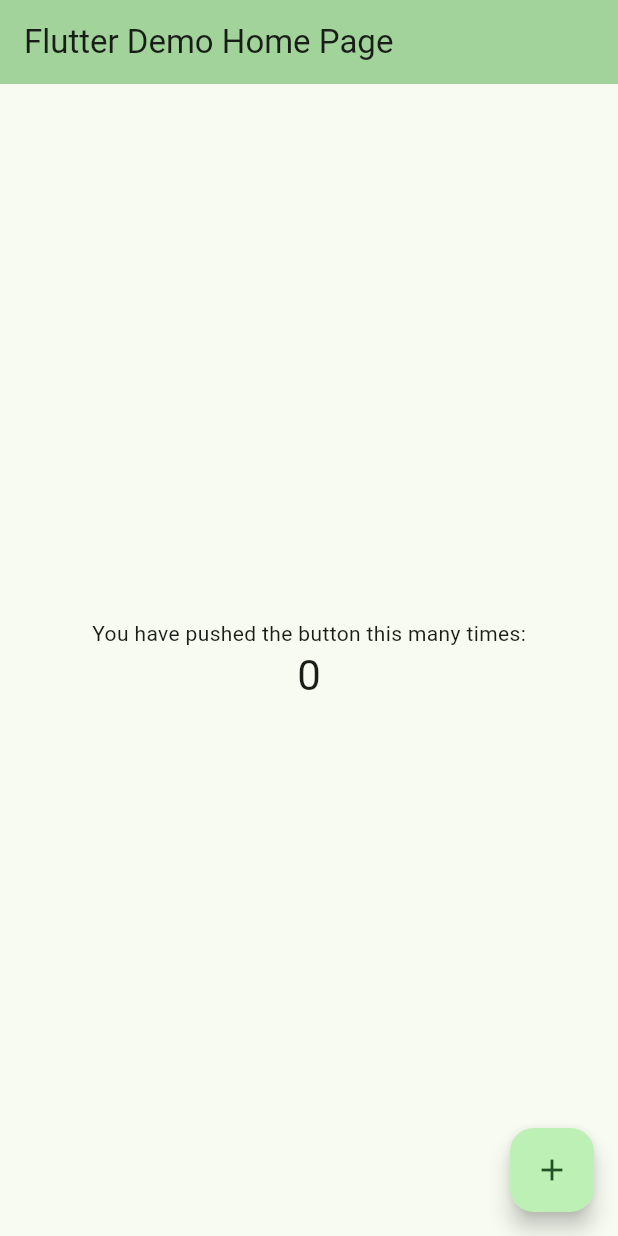
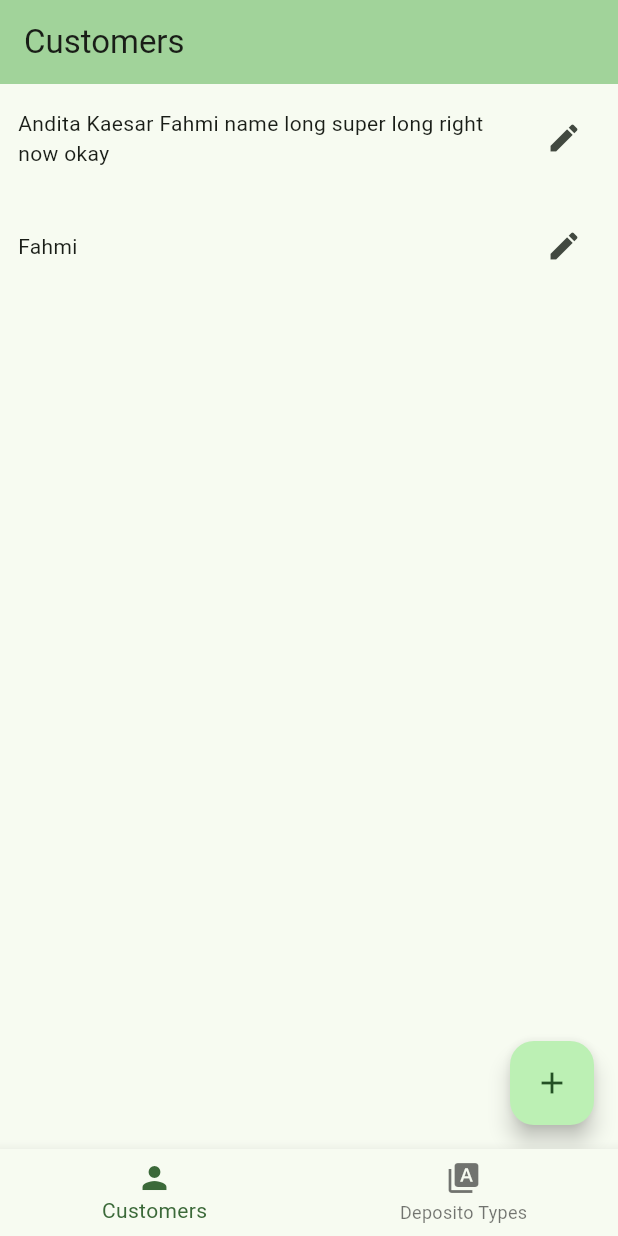
Before and after one commit to anditakaesar/bank-saving-app, a Flutter app: the screen it shows after launch, on a phone screen of 412 x 824 dp. Run offline on Flutter 3.47's test engine with Material 3 defaults, Android fonts, the phone set to English and light mode, and no system bars.

Commit message:
feat: add customers and deposito types pages

```diff
--- a/lib/main.dart
+++ b/lib/main.dart
@@ -6,117 +6,141 @@ void main() {
 
 class MyApp extends StatelessWidget {
   const MyApp({super.key});
+  static const _mainTitle = 'Bank Saving System';
 
-  // This widget is the root of your application.
   @override
   Widget build(BuildContext context) {
     return MaterialApp(
-      title: 'Bank Saving System',
+      title: _mainTitle,
       theme: ThemeData(
-        // This is the theme of your application.
-        //
-        // TRY THIS: Try running your application with "flutter run". You'll see
-        // the application has a purple toolbar. Then, without quitting the app,
-        // try changing the seedColor in the colorScheme below to Colors.green
-        // and then invoke "hot reload" (save your changes or press the "hot
-        // reload" button in a Flutter-supported IDE, or press "r" if you used
-        // the command line to start the app).
-        //
-        // Notice that the counter didn't reset back to zero; the application
-        // state is not lost during the reload. To reset the state, use hot
-        // restart instead.
-        //
-        // This works for code too, not just values: Most code changes can be
-        // tested with just a hot reload.
         colorScheme: ColorScheme.fromSeed(seedColor: Colors.green),
       ),
-      home: const MyHomePage(title: 'Flutter Demo Home Page'),
+      home: const HomePage(title: 'Customers'),
     );
   }
 }
 
-class MyHomePage extends StatefulWidget {
-  const MyHomePage({super.key, required this.title});
-
-  // This widget is the home page of your application. It is stateful, meaning
-  // that it has a State object (defined below) that contains fields that affect
-  // how it looks.
-
-  // This class is the configuration for the state. It holds the values (in this
-  // case the title) provided by the parent (in this case the App widget) and
-  // used by the build method of the State. Fields in a Widget subclass are
-  // always marked "final".
-
+class HomePage extends StatefulWidget {
+  const HomePage({super.key, required this.title});
   final String title;
 
   @override
-  State<MyHomePage> createState() => _MyHomePageState();
+  State<HomePage> createState() => _HomePageState();
 }
 
-class _MyHomePageState extends State<MyHomePage> {
-  int _counter = 0;
+class _HomePageState extends State<HomePage> {
+  int _currentIndex = 0;
 
-  void _incrementCounter() {
+  static final List<Widget> _pageOptions = <Widget>[
+    CustomerPage(),
+    DepositTypePage(),
+  ];
+
+  void _onTapMenu(int newIndex) {
     setState(() {
-      // This call to setState tells the Flutter framework that something has
-      // changed in this State, which causes it to rerun the build method below
-      // so that the display can reflect the updated values. If we changed
-      // _counter without calling setState(), then the build method would not be
-      // called again, and so nothing would appear to happen.
-      _counter++;
+      _currentIndex = newIndex;
     });
   }
 
   @override
   Widget build(BuildContext context) {
-    // This method is rerun every time setState is called, for instance as done
-    // by the _incrementCounter method above.
-    //
-    // The Flutter framework has been optimized to make rerunning build methods
-    // fast, so that you can just rebuild anything that needs updating rather
-    // than having to individually change instances of widgets.
+    return Scaffold(
+      bottomNavigationBar: BottomNavigationBar(
+        items: const <BottomNavigationBarItem>[
+          BottomNavigationBarItem(icon: Icon(Icons.person), label: 'Customers'),
+          BottomNavigationBarItem(icon: Icon(Icons.type_specimen), label: 'Deposito Types'),
+        ],
+        currentIndex: _currentIndex,
+        selectedItemColor: Theme.of(context).colorScheme.primary,
+        onTap: _onTapMenu,
+      ),
+
+      body: _pageOptions[_currentIndex]
+    );
+  }
+}
+
+class CustomerPage extends StatelessWidget {
+  CustomerPage({super.key});
+
+  final List<String> _listCustomer = [
+    'Andita Kaesar Fahmi name long super long right now okay',
+    'Fahmi'
+  ];
+
+  @override
+  Widget build(BuildContext context) {
     return Scaffold(
       appBar: AppBar(
-        // TRY THIS: Try changing the color here to a specific color (to
-        // Colors.amber, perhaps?) and trigger a hot reload to see the AppBar
-        // change color while the other colors stay the same.
         backgroundColor: Theme.of(context).colorScheme.inversePrimary,
-        // Here we take the value from the MyHomePage object that was created by
-        // the App.build method, and use it to set our appbar title.
-        title: Text(widget.title),
+        title: Text('Customers'),
       ),
-      body: Center(
-        // Center is a layout widget. It takes a single child and positions it
-        // in the middle of the parent.
-        child: Column(
-          // Column is also a layout widget. It takes a list of children and
-          // arranges them vertically. By default, it sizes itself to fit its
-          // children horizontally, and tries to be as tall as its parent.
-          //
-          // Column has various properties to control how it sizes itself and
-          // how it positions its children. Here we use mainAxisAlignment to
-          // center the children vertically; the main axis here is the vertical
-          // axis because Columns are vertical (the cross axis would be
-          // horizontal).
-          //
-          // TRY THIS: Invoke "debug painting" (choose the "Toggle Debug Paint"
-          // action in the IDE, or press "p" in the console), to see the
-          // wireframe for each widget.
-          mainAxisAlignment: MainAxisAlignment.center,
-          children: <Widget>[
-            const Text('You have pushed the button this many times:'),
-            Text(
-              '$_counter',
-              style: Theme.of(context).textTheme.headlineMedium,
+
+      floatingActionButton: FloatingActionButton(
+        onPressed: (){},
+        child: const Icon(Icons.add),
       ),
+
+      body: ListView(
+        children: _listCustomer.map((name) {
+          return InkWell(
+            onTap: () {},
+            child: Container(
+              padding: EdgeInsets.all(12.0),
+              child: Row(
+                mainAxisAlignment: MainAxisAlignment.spaceBetween,
+                children: [
+                  Expanded(child: Text(name)),
+                  IconButton(onPressed: (){}, icon: Icon(Icons.edit))
                 ],
               ),
             ),
-      floatingActionButton: FloatingActionButton(
-        onPressed: _incrementCounter,
-        tooltip: 'Increment',
-        child: const Icon(Icons.add),
-      ), // This trailing comma makes auto-formatting nicer for build methods.
+          );
+        }).toList(),
+      ),
     );
   }
 }
+
+class DepositTypePage extends StatelessWidget {
+  DepositTypePage({super.key});
+
+  final List<String> _listDeposito = [
+    'Bronze 3% p.a.',
+    'Silver 5% p.a.',
+    'Gold 7% p.a.'
+  ];
+
+  @override
+  Widget build(BuildContext context) {
+    return Scaffold(
+      appBar: AppBar(
+        backgroundColor: Theme.of(context).colorScheme.inversePrimary,
+        title: Text('Deposito Types'),
+      ),
+
+      floatingActionButton: FloatingActionButton(
+        onPressed: (){},
+        child: const Icon(Icons.add),
+      ),
+
+      body: ListView(
+        children: _listDeposito.map((name) {
+          return InkWell(
+            onTap: () {},
+            child: Container(
+              padding: EdgeInsets.all(12.0),
+              child: Row(
+                mainAxisAlignment: MainAxisAlignment.spaceBetween,
+                children: [
+                  Expanded(child: Text(name)),
+                  IconButton(onPressed: (){}, icon: Icon(Icons.edit))
+                ],
+              ),
+            ),
+          );
+        }).toList(),
+      ),
+    );
+  }
+}
```
Lines whose indentation alone changed are shown as unchanged.
